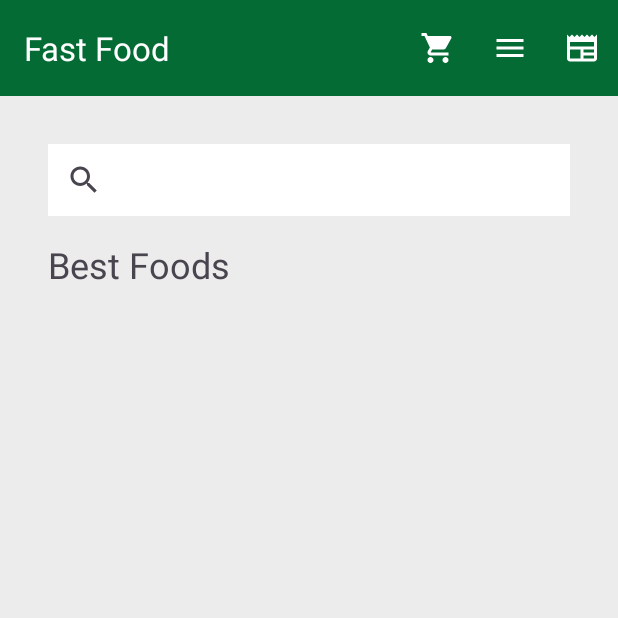
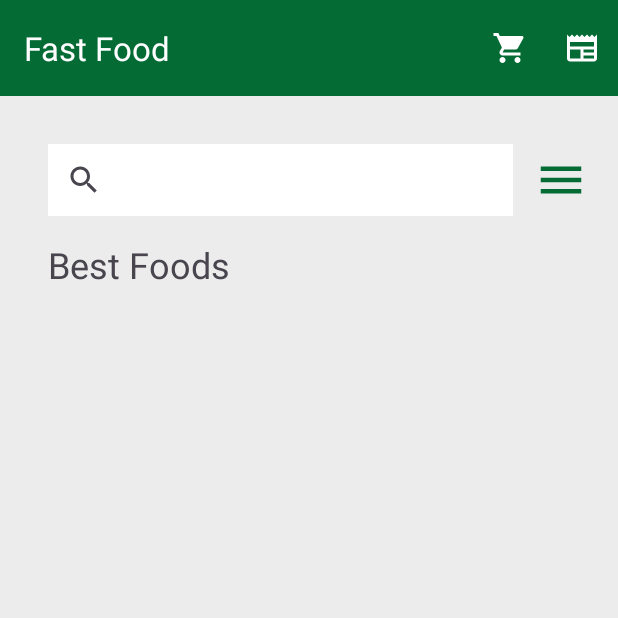
Before and after one commit to Teixeira007/Curso-Android, an Android app: the screen it shows after launch (ListFoodActivity), on a phone screen of 412 x 824 dp, the top half of it. Run offline under Robolectric (Android 15) with nearby library versions, the phone set to English and light mode, and no system bars; our stand-ins replace Picasso, Room's generated code; pictures from the network do not load; 1 statement that could not run was skipped.

Commit message:
Listar produtos de acordo com sua categoria

```diff
--- a/FastFood/app/src/main/java/com/home/fastfoodactivity/data/network/FoodService.java
+++ b/FastFood/app/src/main/java/com/home/fastfoodactivity/data/network/FoodService.java
@@ -11,4 +11,24 @@ public interface FoodService {
 
     @GET("best-foods")
     Call<List<FoodResponse>> getBestFoods();
+
+    @GET("burgers")
+    Call<List<FoodResponse>> getBurgers();
+
+    @GET("our-foods")
+    Call<List<FoodResponse>> getAll();
+
+    @GET("sandwiches")
+    Call<List<FoodResponse>> getSandwiches();
+
+    @GET("pizzas")
+    Call<List<FoodResponse>> getPizzas();
+
+    @GET("drinks")
+    Call<List<FoodResponse>> getDrinks();
+
+    @GET("ice-cream")
+    Call<List<FoodResponse>> getIceCream();
+
+
 }
--- a/FastFood/app/src/main/java/com/home/fastfoodactivity/ui/listFood/ListFoodContract.java
+++ b/FastFood/app/src/main/java/com/home/fastfoodactivity/ui/listFood/ListFoodContract.java
@@ -17,6 +17,13 @@ public interface ListFoodContract {
     public interface presenter{
         void getFoods();
 
+        void getBurgers();
+        void getAll();
+        void getSandwiches();
+        void getDrinks();
+        void getIceCream();
+        void getPizzas();
+
         void destroyView();
     }
 }
--- a/FastFood/app/src/main/java/com/home/fastfoodactivity/ui/listFood/ListFoodPresenter.java
+++ b/FastFood/app/src/main/java/com/home/fastfoodactivity/ui/listFood/ListFoodPresenter.java
@@ -5,6 +5,7 @@ import com.home.fastfoodactivity.data.model.Food;
 import com.home.fastfoodactivity.data.network.ApiFood;
 import com.home.fastfoodactivity.data.network.response.FoodResponse;
 
+import java.util.ArrayList;
 import java.util.List;
 
 import retrofit2.Call;
@@ -15,14 +16,72 @@ public class ListFoodPresenter implements ListFoodContract.presenter{
 
     private ListFoodContract.view view;
 
+
     public ListFoodPresenter(ListFoodContract.view view) {
         this.view = view;
     }
 
     @Override
     public void getFoods() {
-        ApiFood.getINSTANCE().getBestFoods()
-                .enqueue(new Callback<List<FoodResponse>>() {
+        makeApiRequestType("BestFoods");
+    }
+
+    @Override
+    public void getBurgers() {
+       makeApiRequestType("Burgers");
+    }
+
+    @Override
+    public void getAll() {
+        makeApiRequestType("All");
+    }
+
+    @Override
+    public void getSandwiches() {
+        makeApiRequestType("Sandwiches");
+    }
+
+    @Override
+    public void getDrinks() {
+        makeApiRequestType("Drinks");
+    }
+
+    @Override
+    public void getIceCream() {
+        makeApiRequestType("IceCream");
+    }
+
+    @Override
+    public void getPizzas() {
+        makeApiRequestType("Pizzas");
+    }
+
+
+    public void makeApiRequestType(String getFunction){
+        Call<List<FoodResponse>> call;
+
+        if(getFunction.equals("All")){
+            call = ApiFood.getINSTANCE().getAll();
+        }else if(getFunction.equals("Burgers")){
+            call = ApiFood.getINSTANCE().getBurgers();
+        }else if(getFunction.equals("Sandwiches")){
+            call = ApiFood.getINSTANCE().getSandwiches();
+        } else if (getFunction.equals("Pizzas")) {
+            call = ApiFood.getINSTANCE().getPizzas();
+        } else if (getFunction.equals("Drinks")) {
+            call = ApiFood.getINSTANCE().getDrinks();
+        } else if (getFunction.equals("IceCream")) {
+            call = ApiFood.getINSTANCE().getIceCream();
+        }
+        else{
+            call = ApiFood.getINSTANCE().getBestFoods();
+        }
+
+        makeApiRequestGeral(call);
+    }
+
+    public void makeApiRequestGeral(Call<List<FoodResponse>> call){
+        call.enqueue(new Callback<List<FoodResponse>>() {
             @Override
             public void onResponse(Call<List<FoodResponse>> call, Response<List<FoodResponse>> response) {
                 if(response.isSuccessful()){
@@ -32,6 +91,7 @@ public class ListFoodPresenter implements ListFoodContract.presenter{
                     view.showMessageError();
                 }
             }
+
             @Override
             public void onFailure(Call<List<FoodResponse>> call, Throwable t) {
                 view.showMessageError();
--- a/FastFood/app/src/main/res/drawable/baseline_menu_24.xml
+++ b/FastFood/app/src/main/res/drawable/baseline_menu_36.xml
@@ -1,5 +1,5 @@
-<vector android:height="24dp" android:tint="#FFFFFF"
+<vector android:height="36dp" android:tint="#046B35"
     android:viewportHeight="24" android:viewportWidth="24"
-    android:width="24dp" xmlns:android="http://schemas.android.com/apk/res/android">
+    android:width="36dp" xmlns:android="http://schemas.android.com/apk/res/android">
     <path android:fillColor="@android:color/white" android:pathData="M3,18h18v-2L3,16v2zM3,13h18v-2L3,11v2zM3,6v2h18L21,6L3,6z"/>
 </vector>
--- a/FastFood/app/src/main/res/layout/activity_main.xml
+++ b/FastFood/app/src/main/res/layout/activity_main.xml
@@ -29,12 +29,14 @@
         android:layout_height="wrap_content"
         android:layout_marginStart="32dp"
         android:layout_marginTop="32dp"
-        android:layout_marginEnd="32dp"
+        android:layout_marginEnd="70dp"
         android:background="@color/white"
         app:layout_constraintEnd_toEndOf="parent"
         app:layout_constraintHorizontal_bias="1.0"
         app:layout_constraintStart_toStartOf="parent"
-        app:layout_constraintTop_toBottomOf="@+id/my_toolbar" />
+        app:layout_constraintTop_toBottomOf="@+id/my_toolbar" >
+
+    </SearchView>
 
     <TextView
         android:id="@+id/textView3"
@@ -46,6 +48,18 @@
         android:textSize="24sp"
         app:layout_constraintStart_toStartOf="parent"
         app:layout_constraintTop_toBottomOf="@+id/searchView" />
+
+    <ImageView
+        android:id="@+id/menu_item"
+        android:layout_width="wrap_content"
+        android:layout_height="wrap_content"
+        android:layout_marginStart="14dp"
+        android:layout_marginTop="38dp"
+        android:layout_marginEnd="20dp"
+        app:layout_constraintEnd_toEndOf="parent"
+        app:layout_constraintStart_toEndOf="@+id/searchView"
+        app:layout_constraintTop_toBottomOf="@+id/my_toolbar"
+        app:srcCompat="@drawable/baseline_menu_36" />
 
     <androidx.recyclerview.widget.RecyclerView
         android:id="@+id/my_recycler_view"
@@ -60,4 +74,5 @@
         app:layout_constraintStart_toStartOf="parent"
         app:layout_constraintTop_toBottomOf="@+id/textView3"
         app:layout_constraintVertical_bias="1.0" />
+
 </androidx.constraintlayout.widget.ConstraintLayout>
--- /dev/null
+++ b/FastFood/app/src/main/res/menu/menu_category.xml
@@ -0,0 +1,39 @@
+<?xml version="1.0" encoding="utf-8"?>
+<menu xmlns:android="http://schemas.android.com/apk/res/android">
+
+    <item
+        android:id="@+id/category_burgers"
+        android:title="Burgers"
+
+        />
+    <item
+        android:id="@+id/category_sandwiches"
+        android:title="Sandwiches"
+        />
+
+    <item
+        android:id="@+id/category_pizzas"
+        android:title="Pizzas"
+        />
+
+    <item
+        android:id="@+id/category_drinks"
+        android:title="Drinks"
+        />
+
+    <item
+        android:id="@+id/category_ice_cream"
+        android:title="Ice Cream"
+        />
+
+    <item
+        android:id="@+id/category_all"
+        android:title="Todos"
+        />
+
+    <item
+        android:id="@+id/category_best_foods"
+        android:title="Melhores pratos"
+        />
+
+</menu>
--- a/FastFood/app/src/main/res/menu/menu_tool_bar.xml
+++ b/FastFood/app/src/main/res/menu/menu_tool_bar.xml
@@ -7,12 +7,6 @@
         android:title="Menu Cart"
         app:showAsAction="always"/>
 
-    <item
-        android:id="@+id/menu_item"
-        android:icon="@drawable/baseline_menu_24"
-        android:title="Item do Menu"
-        app:showAsAction="always"
-        />
 
     <item
         android:id="@+id/menu_list_pedidos"
@@ -20,4 +14,6 @@
         android:title="Lista de Pedidos"
         app:showAsAction="always"
         />
+
+
 </menu>
--- /dev/null
+++ b/FastFood/app/src/main/res/values/styles.xml
@@ -0,0 +1,5 @@
+<?xml version="1.0" encoding="utf-8"?>
+<resources>
+
+
+</resources>
```
Also changed, not shown: FastFood/app/src/main/java/com/home/fastfoodactivity/ui/listFood/ListFoodActivity.java (+55 -1 lines). Lines whose indentation alone changed are shown as unchanged.
